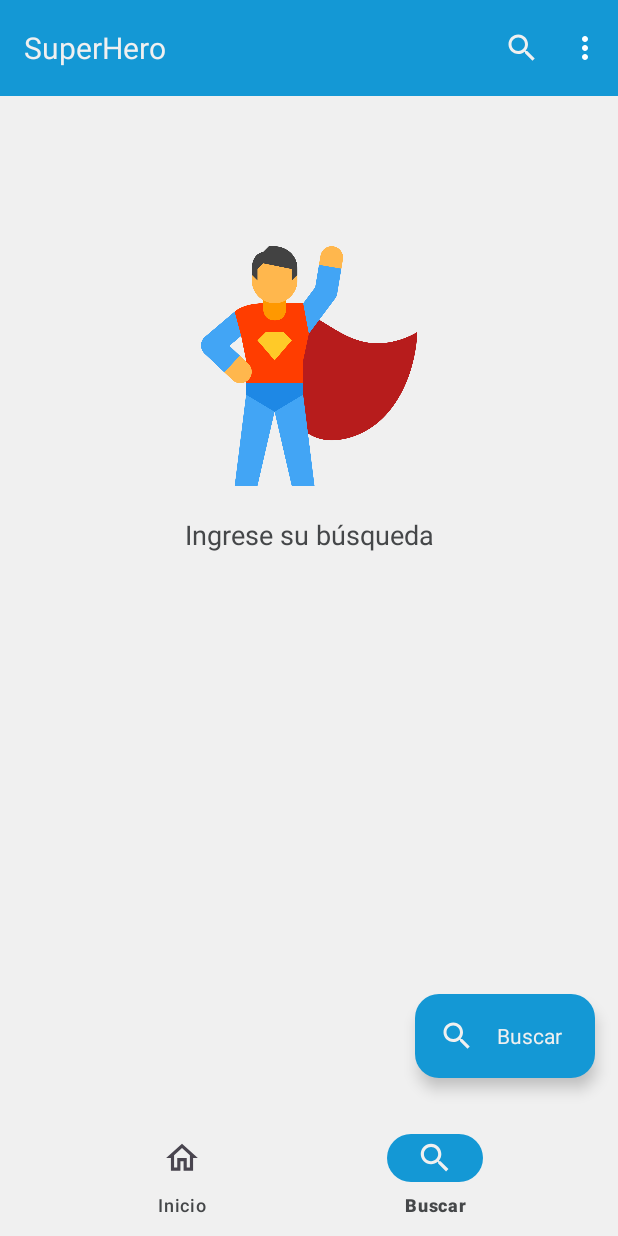
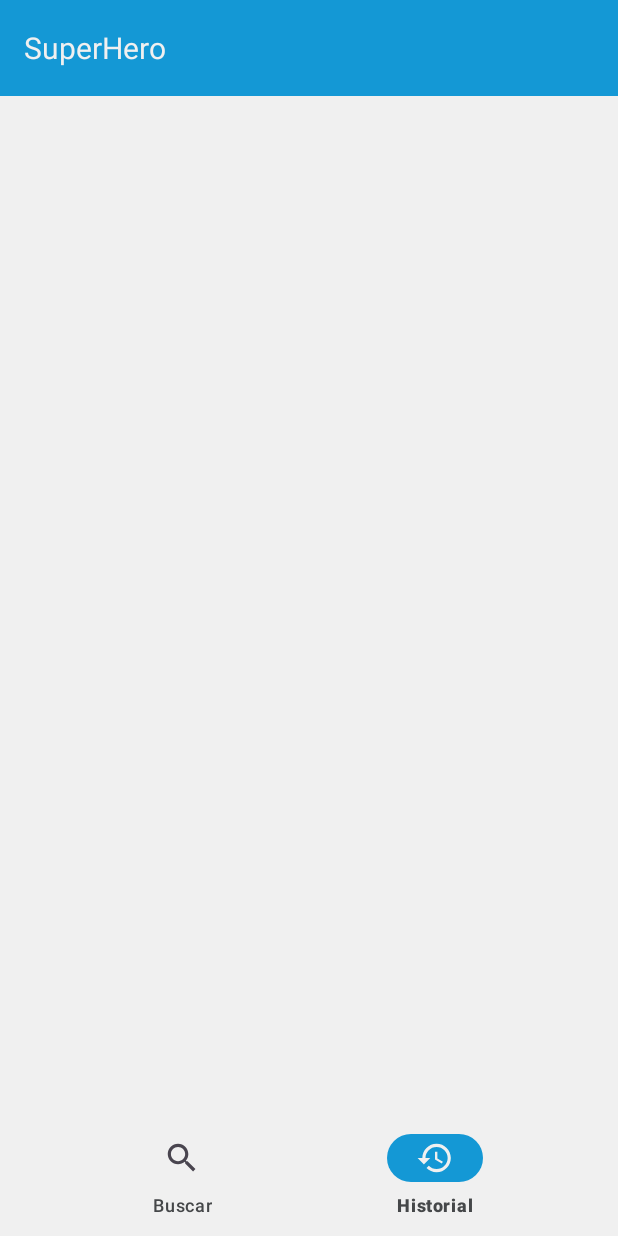
Before and after one commit to kevabin01/SuperHero, an Android app: the HistoryFragment screen opened through its navigation route, item 2 of the bottom bar chosen, on a phone screen of 412 x 824 dp. Run offline under Robolectric (Android 15) with nearby library versions, the phone set to English and light mode, and no system bars; our stand-ins replace Firebase (no records; nobody signed in at launch, a user with empty details on screens opened directly), navigation-ui, paging.

Commit message:
Rename history instead home

```diff
--- a/app/src/main/java/com/codequark/superhero/repositories/MainRepository.kt
+++ b/app/src/main/java/com/codequark/superhero/repositories/MainRepository.kt
@@ -27,8 +27,8 @@ class MainRepository private constructor(@NonNull context: Context): LoginReposi
     val navConfiguration: AppBarConfiguration = AppBarConfiguration.Builder(
         R.id.navigationLogin,
         R.id.navigationRegister,
-        R.id.navigationHome,
-        R.id.navigationSearch
+        R.id.navigationSearch,
+        R.id.navigationHistory
     ).build()
 
     @NonNull
--- a/app/src/main/java/com/codequark/superhero/ui/activities/MainActivity.kt
+++ b/app/src/main/java/com/codequark/superhero/ui/activities/MainActivity.kt
@@ -142,12 +142,12 @@ class MainActivity: AppCompatActivity() {
                 disableMenu(menu)
             }
 
-            R.id.navigationHome -> {
-                disableMenu(menu)
+            R.id.navigationSearch -> {
+                enableMenu(menu)
             }
 
-            R.id.navigationSearch -> {
-                enableMenu(menu)
+            R.id.navigationHistory -> {
+                disableMenu(menu)
             }
 
             else -> {
@@ -171,7 +171,7 @@ class MainActivity: AppCompatActivity() {
     override fun onBackPressed() {
         val navDestination = navController.currentDestination
 
-        if(navDestination != null && (navDestination.id == R.id.navigationHome || navDestination.id == R.id.navigationLogin)) {
+        if(navDestination != null && (navDestination.id == R.id.navigationLogin || navDestination.id == R.id.navigationHistory)) {
             finish()
         } else {
             super.onBackPressed()
@@ -195,7 +195,7 @@ class MainActivity: AppCompatActivity() {
     private fun manageDestination(@NonNull destination: NavDestination) {
         invalidateOptionsMenu()
 
-        if(destination.id == R.id.navigationLogin || destination.id == R.id.navigationRegister || destination.id == R.id.navigationHome) {
+        if(destination.id == R.id.navigationLogin || destination.id == R.id.navigationRegister || destination.id == R.id.navigationHistory) {
             binding.fab.visibility = View.GONE
         } else {
             binding.fab.visibility = View.VISIBLE
--- a/app/src/main/java/com/codequark/superhero/ui/fragments/HomeFragment.kt
+++ b/app/src/main/java/com/codequark/superhero/ui/fragments/HistoryFragment.kt
@@ -5,13 +5,13 @@ import android.view.LayoutInflater
 import android.view.View
 import android.view.ViewGroup
 import androidx.fragment.app.Fragment
-import com.codequark.superhero.databinding.FragmentHomeBinding
+import com.codequark.superhero.databinding.FragmentHistoryBinding
 
-class HomeFragment: Fragment() {
-    private lateinit var binding: FragmentHomeBinding
+class HistoryFragment: Fragment() {
+    private lateinit var binding: FragmentHistoryBinding
 
     override fun onCreateView(inflater: LayoutInflater, container: ViewGroup?, savedInstanceState: Bundle?): View {
-        binding = FragmentHomeBinding.inflate(inflater, container, false)
+        binding = FragmentHistoryBinding.inflate(inflater, container, false)
         return binding.root
     }
 
--- a/app/src/main/java/com/codequark/superhero/ui/fragments/LoginFragment.kt
+++ b/app/src/main/java/com/codequark/superhero/ui/fragments/LoginFragment.kt
@@ -44,7 +44,7 @@ class LoginFragment: Fragment() {
                 LoginStateDef.STATE_LOGIN_SUCCESS -> {
                     viewModel.setUpdating(false)
 
-                    viewModel.setDestination(R.id.navigationHome)
+                    viewModel.setDestination(R.id.navigationSearch)
                 }
 
                 LoginStateDef.STATE_LOGIN_ERROR -> {
--- a/app/src/main/java/com/codequark/superhero/ui/fragments/RegisterFragment.kt
+++ b/app/src/main/java/com/codequark/superhero/ui/fragments/RegisterFragment.kt
@@ -53,7 +53,7 @@ class RegisterFragment : Fragment() {
                 LoginStateDef.STATE_LOGIN_SUCCESS -> {
                     viewModel.setUpdating(false)
 
-                    viewModel.setDestination(R.id.navigationHome)
+                    viewModel.setDestination(R.id.navigationSearch)
                 }
 
                 LoginStateDef.STATE_LOGIN_ERROR -> {
--- /dev/null
+++ b/app/src/main/res/drawable/ic_history.xml
@@ -0,0 +1,11 @@
+<?xml version="1.0" encoding="utf-8"?>
+<vector xmlns:android="http://schemas.android.com/apk/res/android"
+	android:width="24dp"
+	android:height="24dp"
+	android:viewportWidth="24.0"
+	android:viewportHeight="24.0">
+
+	<path
+		android:fillColor="@color/backgroundIcons"
+		android:pathData="M13,3c-4.97,0 -9,4.03 -9,9L1,12l3.89,3.89 0.07,0.14L9,12L6,12c0,-3.87 3.13,-7 7,-7s7,3.13 7,7 -3.13,7 -7,7c-1.93,0 -3.68,-0.79 -4.94,-2.06l-1.42,1.42C8.27,19.99 10.51,21 13,21c4.97,0 9,-4.03 9,-9s-4.03,-9 -9,-9zM12,8v5l4.28,2.54 0.72,-1.21 -3.5,-2.08L13.5,8L12,8z" />
+</vector>
--- a/app/src/main/res/drawable/ic_home.xml
+++ /dev/null
@@ -1,11 +0,0 @@
-<?xml version="1.0" encoding="utf-8"?>
-<vector xmlns:android="http://schemas.android.com/apk/res/android"
-	android:width="24dp"
-	android:height="24dp"
-	android:viewportWidth="24.0"
-	android:viewportHeight="24.0">
-
-	<path
-		android:fillColor="@color/backgroundIcons"
-		android:pathData="M12,5.69l5,4.5V18h-2v-6H9v6H7v-7.81l5,-4.5M12,3L2,12h3v8h6v-6h2v6h6v-8h3L12,3z" />
-</vector>
--- a/app/src/main/res/menu/bottom_nav_menu.xml
+++ b/app/src/main/res/menu/bottom_nav_menu.xml
@@ -1,13 +1,13 @@
 <?xml version="1.0" encoding="utf-8"?>
 <menu xmlns:android="http://schemas.android.com/apk/res/android">
-	<item
-		android:id="@+id/navigationHome"
-		android:icon="@drawable/ic_home"
-		android:title="@string/titleHome" />
-
 	<item
 		android:id="@+id/navigationSearch"
 		android:icon="@drawable/ic_search"
 		android:title="@string/titleSearch" />
 
+	<item
+		android:id="@+id/navigationHistory"
+		android:icon="@drawable/ic_history"
+		android:title="@string/titleHistory" />
+
 </menu>
--- a/app/src/main/res/navigation/mobile_navigation.xml
+++ b/app/src/main/res/navigation/mobile_navigation.xml
@@ -23,10 +23,10 @@
 		tools:layout="@layout/fragment_register" />
 
 	<fragment
-		android:id="@+id/navigationHome"
-		android:name="com.codequark.superhero.ui.fragments.HomeFragment"
-		android:label="@string/titleHome"
-		tools:layout="@layout/fragment_home" />
+		android:id="@+id/navigationHistory"
+		android:name="com.codequark.superhero.ui.fragments.HistoryFragment"
+		android:label="@string/titleHistory"
+		tools:layout="@layout/fragment_history" />
 
 	<fragment
 		android:id="@+id/navigationSearch"
--- a/app/src/main/res/values/strings.xml
+++ b/app/src/main/res/values/strings.xml
@@ -4,8 +4,8 @@
 
 	<string name="titleLogin">Iniciar sesión</string>
 	<string name="titleRegister">Registro</string>
-	<string name="titleHome">Inicio</string>
 	<string name="titleSearch">Buscar</string>
+	<string name="titleHistory">Historial</string>
 	<string name="titleEmail">Correo electrónico</string>
 	<string name="titlePassword">Contraseña</string>
 	<string name="titleRegistrarse">Registrarse</string>
```
Also changed, not shown: app/src/main/res/layout/fragment_history.xml (renamed from app/src/main/res/layout/fragment_home.xml).
